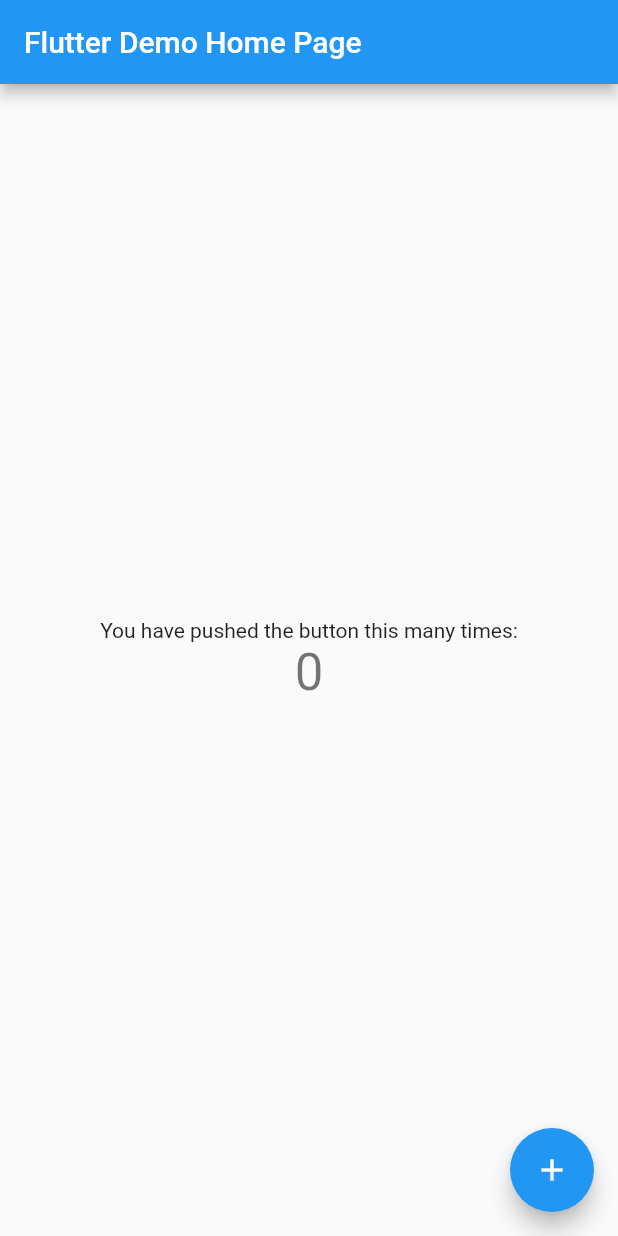
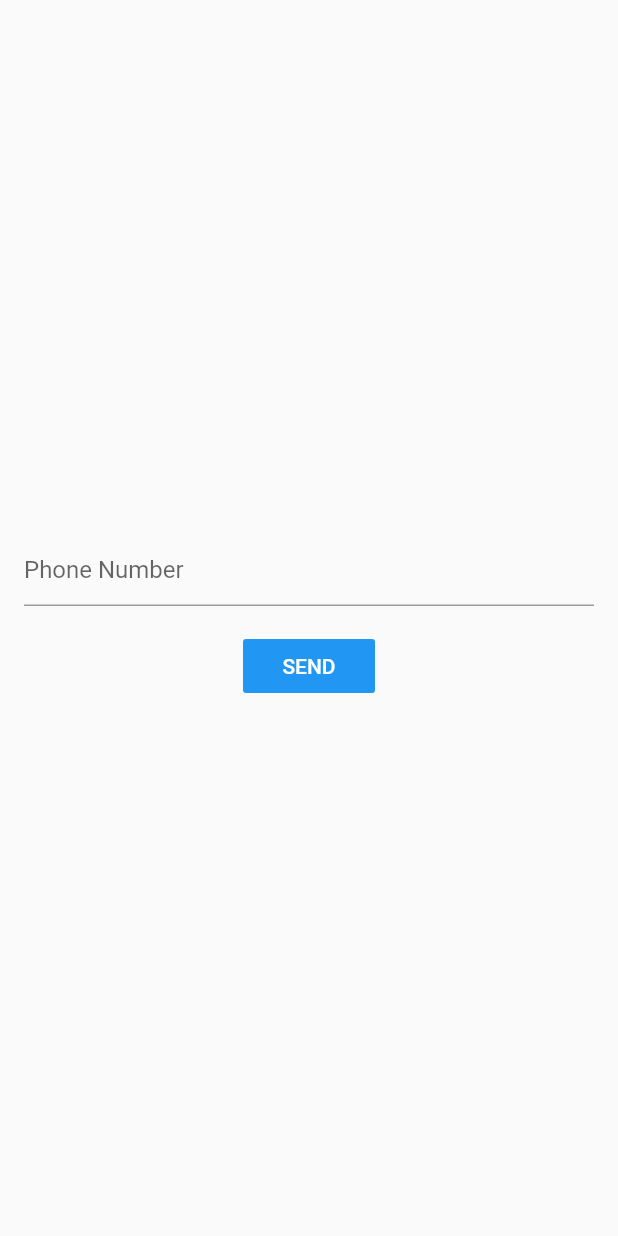
Before and after one commit to ZeeshanAlam/testproject-flutter, a Flutter app: the screen it shows after launch, on a phone screen of 412 x 824 dp. Run offline on Flutter 3.47's test engine with Material 2 defaults, Android fonts, the phone set to English and light mode, and no system bars; our stand-ins replace firebase_auth, firebase_core; accounts and stored records are empty.

```diff
--- /dev/null
+++ b/lib/Screens/login_screen.dart
@@ -0,0 +1,159 @@
+import 'package:firebase_auth/firebase_auth.dart';
+import "package:flutter/material.dart";
+
+import 'home_screen.dart';
+
+enum MobileVerificationState {
+  SHOW_MOBILE_FORM_STATE,
+  SHOW_OTP_FORM_STATE,
+}
+
+class LoginScreen extends StatefulWidget {
+  const LoginScreen({Key? key}) : super(key: key);
+
+  @override
+  _LoginScreenState createState() => _LoginScreenState();
+}
+
+class _LoginScreenState extends State<LoginScreen> {
+  MobileVerificationState currentState =
+      MobileVerificationState.SHOW_MOBILE_FORM_STATE;
+
+  final phoneController = TextEditingController();
+  final otpController = TextEditingController();
+
+  final FirebaseAuth _auth = FirebaseAuth.instance;
+
+  late String verificationId;
+
+  bool showLoading = false;
+
+  void signInWithPhoneAuthCredential(
+      PhoneAuthCredential phoneAuthCredential) async {
+    setState(() {
+      showLoading = true;
+    });
+
+    try {
+      final authCredential =
+      await _auth.signInWithCredential(phoneAuthCredential);
+
+      setState(() {
+        showLoading = false;
+      });
+
+     if (authCredential.user != null) {
+        Navigator.push(
+            context, MaterialPageRoute(builder: (context) => const HomeScreen()));
+      }
+    } on FirebaseAuthException catch (e) {
+      setState(() {
+        showLoading = false;
+      });
+
+      _scaffoldKey.currentState!
+          .showSnackBar(SnackBar(content: Text(e.message.toString())));
+    }
+  }
+
+  getMobileFormWidget(context) {
+    return Column(
+      children: [
+        const Spacer(),
+        TextField(
+          controller: phoneController,
+          decoration: const InputDecoration(
+            hintText: "Phone Number",
+          ),
+        ),
+        const SizedBox(
+          height: 16,
+        ),
+        FlatButton(
+          onPressed: () async {
+            setState(() {
+              showLoading = true;
+            });
+
+            await _auth.verifyPhoneNumber(
+              phoneNumber: phoneController.text,
+              verificationCompleted: (phoneAuthCredential) async {
+                setState(() {
+                  showLoading = false;
+                });
+                //signInWithPhoneAuthCredential(phoneAuthCredential);
+              },
+              verificationFailed: (verificationFailed) async {
+                setState(() {
+                  showLoading = false;
+                });
+                _scaffoldKey.currentState!.showSnackBar(
+                    SnackBar(content: Text(verificationFailed.message.toString())));
+              },
+              codeSent: (verificationId, resendingToken) async {
+                setState(() {
+                  showLoading = false;
+                  currentState = MobileVerificationState.SHOW_OTP_FORM_STATE;
+                  this.verificationId = verificationId;
+                });
+              },
+              codeAutoRetrievalTimeout: (verificationId) async {},
+            );
+          },
+          child: const Text("SEND"),
+          color: Colors.blue,
+          textColor: Colors.white,
+        ),
+        const Spacer(),
+      ],
+    );
+  }
+
+  getOtpFormWidget(context) {
+    return Column(
+      children: [
+        const Spacer(),
+        TextField(
+          controller: otpController,
+          decoration: const InputDecoration(
+            hintText: "Enter OTP",
+          ),
+        ),
+        const SizedBox(
+          height: 16,
+        ),
+        FlatButton(
+          onPressed: () async {
+            PhoneAuthCredential phoneAuthCredential =
+            PhoneAuthProvider.credential(
+                verificationId: verificationId, smsCode: otpController.text);
+
+            signInWithPhoneAuthCredential(phoneAuthCredential);
+          },
+          child: const Text("VERIFY"),
+          color: Colors.blue,
+          textColor: Colors.white,
+        ),
+        const Spacer(),
+      ],
+    );
+  }
+
+  final GlobalKey<ScaffoldState> _scaffoldKey = GlobalKey();
+
+  @override
+  Widget build(BuildContext context) {
+    return Scaffold(
+        key: _scaffoldKey,
+        body: Container(
+          child: showLoading
+              ? const Center(
+            child: CircularProgressIndicator(),
+          )
+              : currentState == MobileVerificationState.SHOW_MOBILE_FORM_STATE
+              ? getMobileFormWidget(context)
+              : getOtpFormWidget(context),
+          padding: const EdgeInsets.all(16),
+        ));
+  }
+}
--- a/lib/main.dart
+++ b/lib/main.dart
@@ -1,6 +1,12 @@
+import 'package:firebase_auth/firebase_auth.dart';
+import 'package:firebase_core/firebase_core.dart';
 import 'package:flutter/material.dart';
+import 'package:test_project/screens/login_screen.dart';
+import 'Screens/home_screen.dart';
 
-void main() {
+void main() async {
+  WidgetsFlutterBinding.ensureInitialized();
+  await Firebase.initializeApp();
   runApp(const MyApp());
 }
 
@@ -11,105 +17,47 @@ class MyApp extends StatelessWidget {
   @override
   Widget build(BuildContext context) {
     return MaterialApp(
-      title: 'Flutter Demo',
-      theme: ThemeData(
-        // This is the theme of your application.
-        //
-        // Try running your application with "flutter run". You'll see the
-        // application has a blue toolbar. Then, without quitting the app, try
-        // changing the primarySwatch below to Colors.green and then invoke
-        // "hot reload" (press "r" in the console where you ran "flutter run",
-        // or simply save your changes to "hot reload" in a Flutter IDE).
-        // Notice that the counter didn't reset back to zero; the application
-        // is not restarted.
-        primarySwatch: Colors.blue,
-      ),
-      home: const MyHomePage(title: 'Flutter Demo Home Page'),
-    );
+        title: 'Flutter Demo',
+        theme: ThemeData(
+          primarySwatch: Colors.blue,
+          visualDensity: VisualDensity.adaptivePlatformDensity,
+        ),
+        debugShowCheckedModeBanner: false,
+        home: const InitializerWidget());
   }
 }
 
-class MyHomePage extends StatefulWidget {
-  const MyHomePage({Key? key, required this.title}) : super(key: key);
-
-  // This widget is the home page of your application. It is stateful, meaning
-  // that it has a State object (defined below) that contains fields that affect
-  // how it looks.
-
-  // This class is the configuration for the state. It holds the values (in this
-  // case the title) provided by the parent (in this case the App widget) and
-  // used by the build method of the State. Fields in a Widget subclass are
-  // always marked "final".
-
-  final String title;
+class InitializerWidget extends StatefulWidget {
+  const InitializerWidget({Key? key}) : super(key: key);
 
   @override
-  State<MyHomePage> createState() => _MyHomePageState();
+  _InitializerWidgetState createState() => _InitializerWidgetState();
 }
 
-class _MyHomePageState extends State<MyHomePage> {
-  int _counter = 0;
+class _InitializerWidgetState extends State<InitializerWidget> {
 
-  void _incrementCounter() {
-    setState(() {
-      // This call to setState tells the Flutter framework that something has
-      // changed in this State, which causes it to rerun the build method below
-      // so that the display can reflect the updated values. If we changed
-      // _counter without calling setState(), then the build method would not be
-      // called again, and so nothing would appear to happen.
-      _counter++;
-    });
+  late FirebaseAuth _auth;
+
+  //late User _user;
+
+  bool isLoading = true;
+
+
+  @override
+  void initState() {
+    // TODO: implement initState
+    super.initState();
+    _auth = FirebaseAuth.instance;
+    //_user = _auth.currentUser;
+    isLoading = false;
   }
 
   @override
   Widget build(BuildContext context) {
-    // This method is rerun every time setState is called, for instance as done
-    // by the _incrementCounter method above.
-    //
-    // The Flutter framework has been optimized to make rerunning build methods
-    // fast, so that you can just rebuild anything that needs updating rather
-    // than having to individually change instances of widgets.
-    return Scaffold(
-      appBar: AppBar(
-        // Here we take the value from the MyHomePage object that was created by
-        // the App.build method, and use it to set our appbar title.
-        title: Text(widget.title),
+    return isLoading ? const Scaffold(
+      body: Center(
+        child: CircularProgressIndicator(),
       ),
-      body: Center(
-        // Center is a layout widget. It takes a single child and positions it
-        // in the middle of the parent.
-        child: Column(
-          // Column is also a layout widget. It takes a list of children and
-          // arranges them vertically. By default, it sizes itself to fit its
-          // children horizontally, and tries to be as tall as its parent.
-          //
-          // Invoke "debug painting" (press "p" in the console, choose the
-          // "Toggle Debug Paint" action from the Flutter Inspector in Android
-          // Studio, or the "Toggle Debug Paint" command in Visual Studio Code)
-          // to see the wireframe for each widget.
-          //
-          // Column has various properties to control how it sizes itself and
-          // how it positions its children. Here we use mainAxisAlignment to
-          // center the children vertically; the main axis here is the vertical
-          // axis because Columns are vertical (the cross axis would be
-          // horizontal).
-          mainAxisAlignment: MainAxisAlignment.center,
-          children: <Widget>[
-            const Text(
-              'You have pushed the button this many times:',
-            ),
-            Text(
-              '$_counter',
-              style: Theme.of(context).textTheme.headline4,
-            ),
-          ],
-        ),
-      ),
-      floatingActionButton: FloatingActionButton(
-        onPressed: _incrementCounter,
-        tooltip: 'Increment',
-        child: const Icon(Icons.add),
-      ), // This trailing comma makes auto-formatting nicer for build methods.
-    );
+    ) : _auth.currentUser == null ? LoginScreen() : const HomeScreen();
   }
 }
--- a/pubspec.yaml
+++ b/pubspec.yaml
@@ -34,6 +34,8 @@ dependencies:
   # The following adds the Cupertino Icons font to your application.
   # Use with the CupertinoIcons class for iOS style icons.
   cupertino_icons: ^1.0.2
+  firebase_auth: ^3.1.4
+
 
 dev_dependencies:
   flutter_test:
```
Also changed, not shown: lib/Screens/home_screen.dart (added, +31 -0 lines), pubspec.lock, 3 other files.
